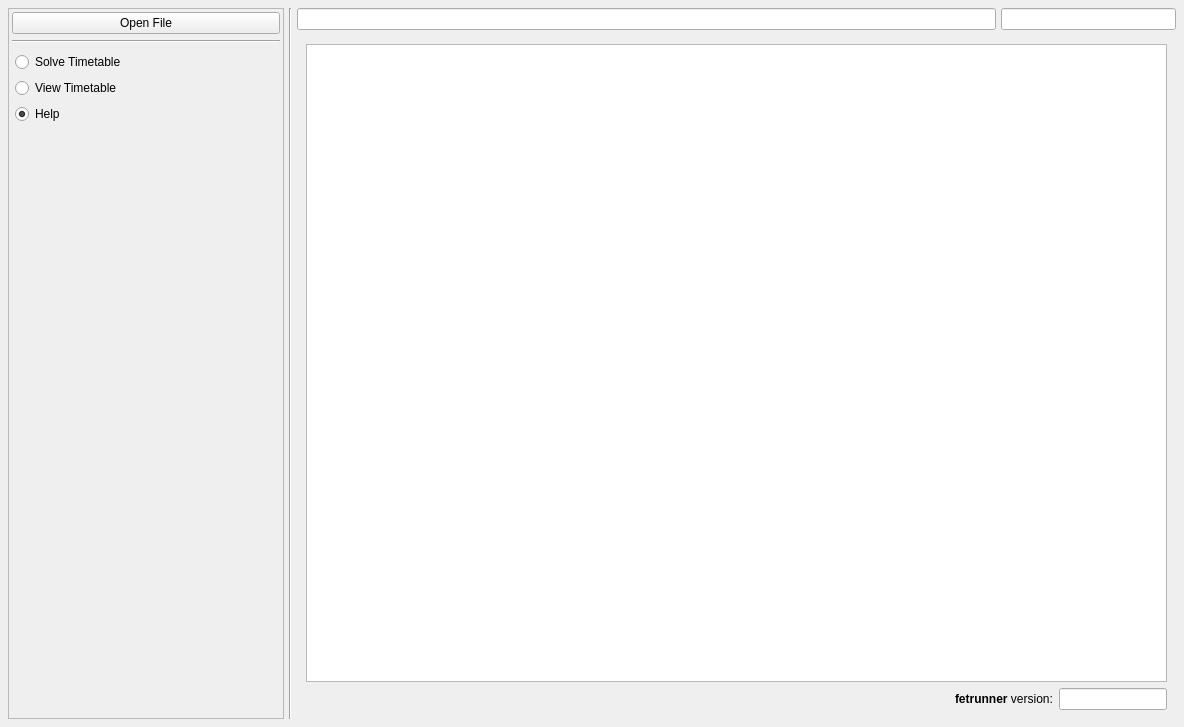
First picture: the form in gui/mainwindow.ui, repository gradgrind/fetrunner, before the edit.
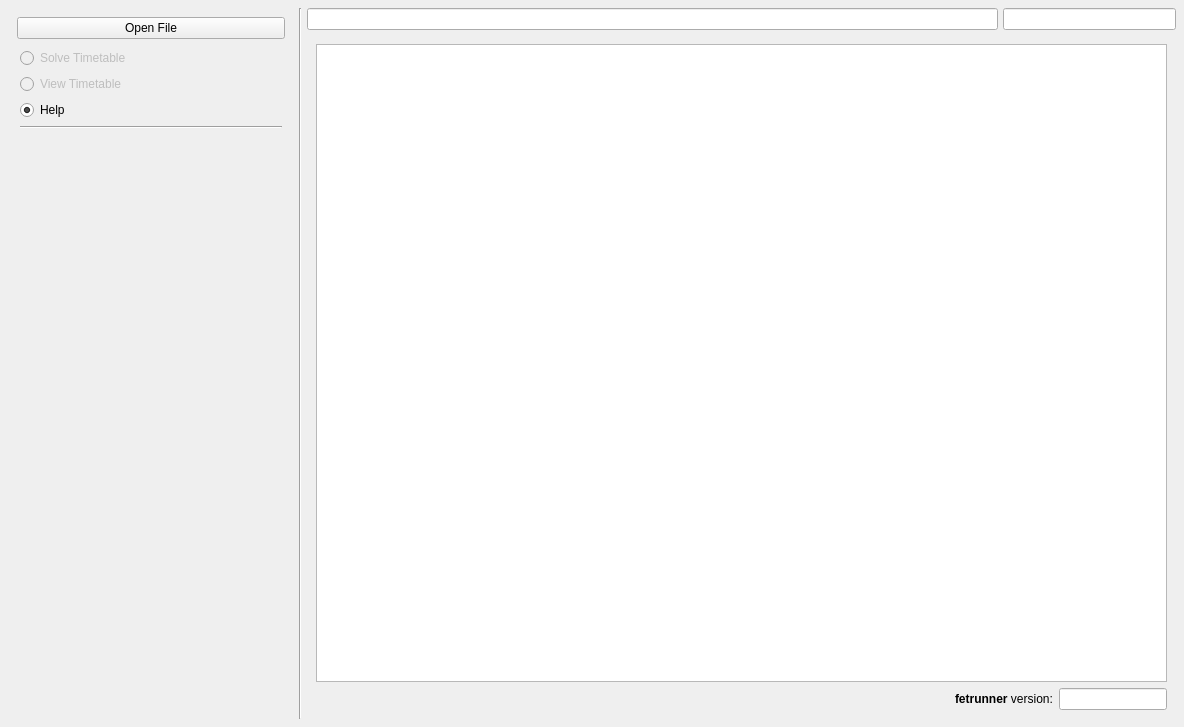
Second picture: the form after the edit.

Patch:
```diff
--- a/gui/mainwindow.ui
+++ b/gui/mainwindow.ui
@@ -30,26 +30,8 @@
     <number>8</number>
    </property>
    <item>
-    <widget class="QFrame" name="control_panel">
-     <property name="frameShape">
-      <enum>QFrame::Shape::StyledPanel</enum>
-     </property>
-     <property name="frameShadow">
-      <enum>QFrame::Shadow::Raised</enum>
-     </property>
-     <layout class="QVBoxLayout" name="verticalLayout_7">
-      <property name="leftMargin">
-       <number>3</number>
-      </property>
-      <property name="topMargin">
-       <number>3</number>
-      </property>
-      <property name="rightMargin">
-       <number>3</number>
-      </property>
-      <property name="bottomMargin">
-       <number>3</number>
-      </property>
+    <widget class="QWidget" name="control_panel" native="true">
+     <layout class="QVBoxLayout" name="verticalLayout_l">
       <item>
        <widget class="QPushButton" name="open_file">
         <property name="text">
@@ -57,16 +39,15 @@
         </property>
        </widget>
       </item>
-      <item>
-       <widget class="Line" name="line">
-        <property name="orientation">
-         <enum>Qt::Orientation::Horizontal</enum>
-        </property>
-       </widget>
-      </item>
       <item>
        <widget class="QFrame" name="frame">
-        <layout class="QVBoxLayout" name="verticalLayout_6">
+        <property name="sizePolicy">
+         <sizepolicy hsizetype="Preferred" vsizetype="Preferred">
+          <horstretch>0</horstretch>
+          <verstretch>10</verstretch>
+         </sizepolicy>
+        </property>
+        <layout class="QVBoxLayout" name="verticalLayout_6" stretch="0,0,0,0,1">
          <property name="leftMargin">
           <number>3</number>
          </property>
@@ -81,6 +62,9 @@
          </property>
          <item>
           <widget class="QRadioButton" name="solve_timetable">
+           <property name="enabled">
+            <bool>false</bool>
+           </property>
            <property name="text">
             <string>Solve Timetable</string>
            </property>
@@ -91,6 +75,9 @@
          </item>
          <item>
           <widget class="QRadioButton" name="view_timetable">
+           <property name="enabled">
+            <bool>false</bool>
+           </property>
            <property name="text">
             <string>View Timetable</string>
            </property>
@@ -106,6 +93,13 @@
            </property>
           </widget>
          </item>
+         <item>
+          <widget class="Line" name="line">
+           <property name="orientation">
+            <enum>Qt::Orientation::Horizontal</enum>
+           </property>
+          </widget>
+         </item>
          <item>
           <widget class="QStackedWidget" name="side_panel_sub">
            <property name="currentIndex">
```
Left out of the diff: 2 changed lines with no effect on the pictures.
